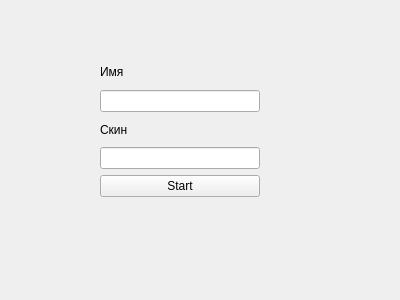
This is clientPart/settings.ui in Alex9781/NeAgarIo as Qt 5 draws it before an edit. The edited form follows.
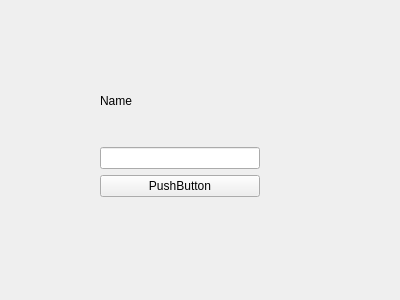
This is the edited form.

The edit to the form file:
```diff
--- a/clientPart/settings.ui
+++ b/clientPart/settings.ui
@@ -26,27 +26,17 @@
     <item>
      <widget class="QLabel" name="Name">
       <property name="text">
-       <string>Имя</string>
+       <string>Name</string>
       </property>
      </widget>
     </item>
     <item>
      <widget class="QLineEdit" name="lineName"/>
     </item>
-    <item>
-     <widget class="QLabel" name="skin">
-      <property name="text">
-       <string>Скин</string>
-      </property>
-     </widget>
-    </item>
-    <item>
-     <widget class="QLineEdit" name="lineSkin"/>
-    </item>
     <item>
      <widget class="QPushButton" name="startGame">
       <property name="text">
-       <string>Start</string>
+       <string>PushButton</string>
       </property>
      </widget>
     </item>
```
